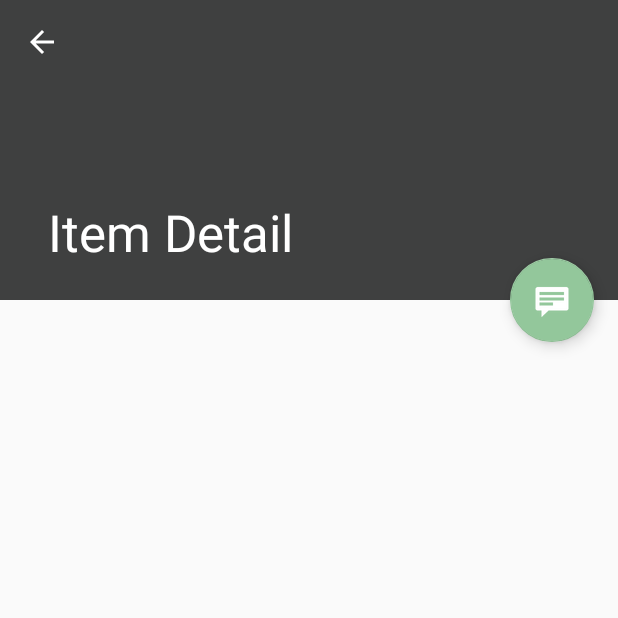
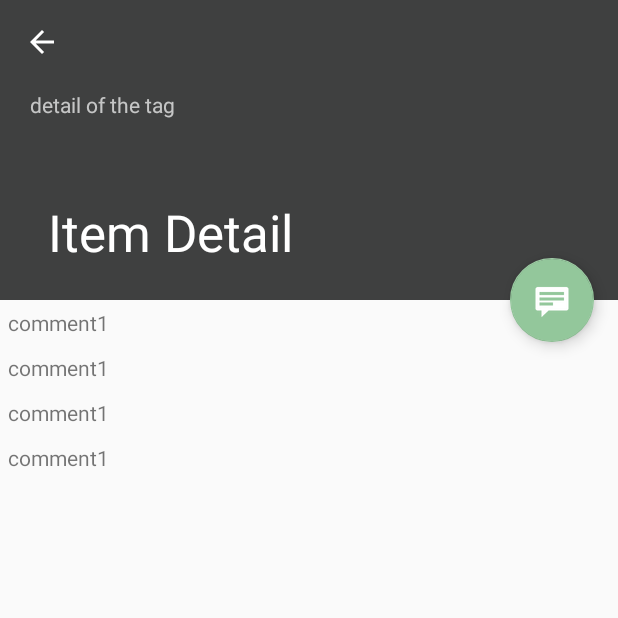
Before and after one commit to chenxingyu-cs/IHere, an Android app: the ItemDetailActivity screen opened directly, with no data from a screen before it, on a phone screen of 412 x 824 dp, the top half of it. Run offline under Robolectric (Android 15) with nearby library versions, the phone set to English and light mode, and no system bars.

Commit message:
all page can run

```diff
--- a/app/src/main/java/cmu/sv/flubber/ihere/dummy/ItemDetailActivity.java
+++ b/app/src/main/java/cmu/sv/flubber/ihere/dummy/ItemDetailActivity.java
@@ -52,7 +52,7 @@ public class ItemDetailActivity extends AppCompatActivity {
         // http://developer.android.com/guide/components/fragments.html
         //
 
-
+/*
         if (savedInstanceState == null) {
             // Create the detail fragment and add it to the activity
             // using a fragment transaction.
@@ -65,6 +65,7 @@ public class ItemDetailActivity extends AppCompatActivity {
                     .add(R.id.item_detail_container, fragment)
                     .commit();
         }
+        */
 
     }
 
--- a/app/src/main/java/cmu/sv/flubber/ihere/dummy/ItemListActivity.java
+++ b/app/src/main/java/cmu/sv/flubber/ihere/dummy/ItemListActivity.java
@@ -44,14 +44,7 @@ public class ItemListActivity extends AppCompatActivity {
         setSupportActionBar(toolbar);
         toolbar.setTitle(getTitle());
 
-        FloatingActionButton fab = (FloatingActionButton) findViewById(R.id.fab);
-        fab.setOnClickListener(new View.OnClickListener() {
-            @Override
-            public void onClick(View view) {
-                Snackbar.make(view, "Replace with your own action", Snackbar.LENGTH_LONG)
-                        .setAction("Action", null).show();
-            }
-        });
+
 
         View recyclerView = findViewById(R.id.item_list);
         assert recyclerView != null;
--- a/app/src/main/res/layout/activity_create.xml
+++ b/app/src/main/res/layout/activity_create.xml
@@ -37,4 +37,5 @@
         android:text="Create"/>
 
 
+
 </LinearLayout>
--- a/app/src/main/res/layout/activity_discovery.xml
+++ b/app/src/main/res/layout/activity_discovery.xml
@@ -6,6 +6,7 @@
     android:layout_height="match_parent"
     android:fitsSystemWindows="true"
     tools:context=".dummy.DiscoveryActivity">
+
 
     <android.support.design.widget.AppBarLayout
         android:layout_width="match_parent"
--- a/app/src/main/res/layout/activity_item_detail.xml
+++ b/app/src/main/res/layout/activity_item_detail.xml
@@ -23,6 +23,14 @@
             app:layout_scrollFlags="scroll|exitUntilCollapsed"
             app:toolbarId="@+id/toolbar">
 
+            <TextView
+                android:layout_width="match_parent"
+                android:layout_height="wrap_content"
+                android:paddingTop="60dp"
+                android:paddingLeft="20dp"
+                android:paddingRight="10dp"
+                android:text="detail of the tag"/>
+
             <android.support.v7.widget.Toolbar
                 android:id="@+id/detail_toolbar"
                 android:layout_width="match_parent"
@@ -38,7 +46,54 @@
         android:id="@+id/item_detail_container"
         android:layout_width="match_parent"
         android:layout_height="match_parent"
-        app:layout_behavior="@string/appbar_scrolling_view_behavior" />
+        app:layout_behavior="@string/appbar_scrolling_view_behavior" >
+
+        <TableLayout
+            android:layout_width="match_parent"
+            android:layout_height="match_parent">
+
+
+            <TableRow
+                android:layout_width="wrap_content"
+                android:layout_height="wrap_content"
+                android:padding="5dip" >
+                <TextView
+                    android:text="comment1"/>
+
+            </TableRow>
+            <TableRow
+                android:layout_width="wrap_content"
+                android:layout_height="wrap_content"
+                android:padding="5dip" >
+                <TextView
+                    android:text="comment1"/>
+
+            </TableRow>
+            <TableRow
+                android:layout_width="wrap_content"
+                android:layout_height="wrap_content"
+                android:padding="5dip" >
+                <TextView
+                    android:text="comment1"/>
+
+            </TableRow>
+            <TableRow
+                android:layout_width="wrap_content"
+                android:layout_height="wrap_content"
+                android:padding="5dip" >
+                <TextView
+                    android:text="comment1"/>
+
+            </TableRow>
+
+
+        </TableLayout>
+
+    </android.support.v4.widget.NestedScrollView>
+
+
+
+
 
     <android.support.design.widget.FloatingActionButton
         android:id="@+id/fab"
```
